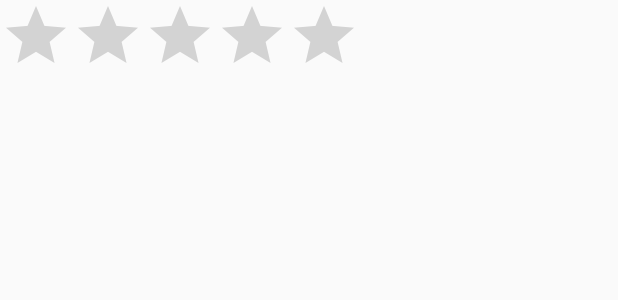
After one commit to herb64/FunInSpace, an Android app: the layout rating_dialog.xml on its own in the app's theme, with its tools: preview values and no code run, on a phone screen of 412 x 824 dp. The commit adds this screen. Shown: the top 300 px of the screen. Run offline under Robolectric (Android 15) with nearby library versions, the phone set to English and light mode, and no system bars.

Commit message:
Adding doubletap zoom and basic ratingbar, not yet functional

```diff
--- /dev/null
+++ b/app/src/main/res/layout/rating_dialog.xml
@@ -0,0 +1,15 @@
+<?xml version="1.0" encoding="utf-8"?>
+<LinearLayout xmlns:android="http://schemas.android.com/apk/res/android"
+    xmlns:tools="http://schemas.android.com/tools"
+    android:orientation="vertical" android:layout_width="match_parent"
+    android:layout_height="match_parent">
+
+    <RatingBar
+        android:id="@+id/rb_rating"
+        style="@style/Widget.AppCompat.RatingBar"
+        android:layout_width="wrap_content"
+        android:layout_height="wrap_content"
+        android:numStars="5"
+        android:stepSize="1"
+        android:visibility="visible" />
+</LinearLayout>
--- a/app/src/main/res/values/strings.xml
+++ b/app/src/main/res/values/strings.xml
@@ -4,7 +4,7 @@
 
     <string name="lowres">Lowres: %s</string>
     <string name="hires">Hires: %s</string>
-    <string name="already_loaded">Image of today has already been loaded</string>
+    <string name="already_loaded">Latest available image of the day has already been loaded</string>
     <string name="apod_load">New Image of the day has been loaded</string>
     <string name="no_video_yet" formatted="false">Sorry, but %s cannot be displayed yet\nURL = %s</string>
     <string name="load_miss_thumbs">Loading %1$d missing thumbnails in background&#8230;</string>
```
Also changed, not shown: app/src/main/java/de/herb64/funinspace/ImageActivity.java (+17 -12 lines), app/src/main/java/de/herb64/funinspace/MainActivity.java (+8 -1 lines), 1 other file.
